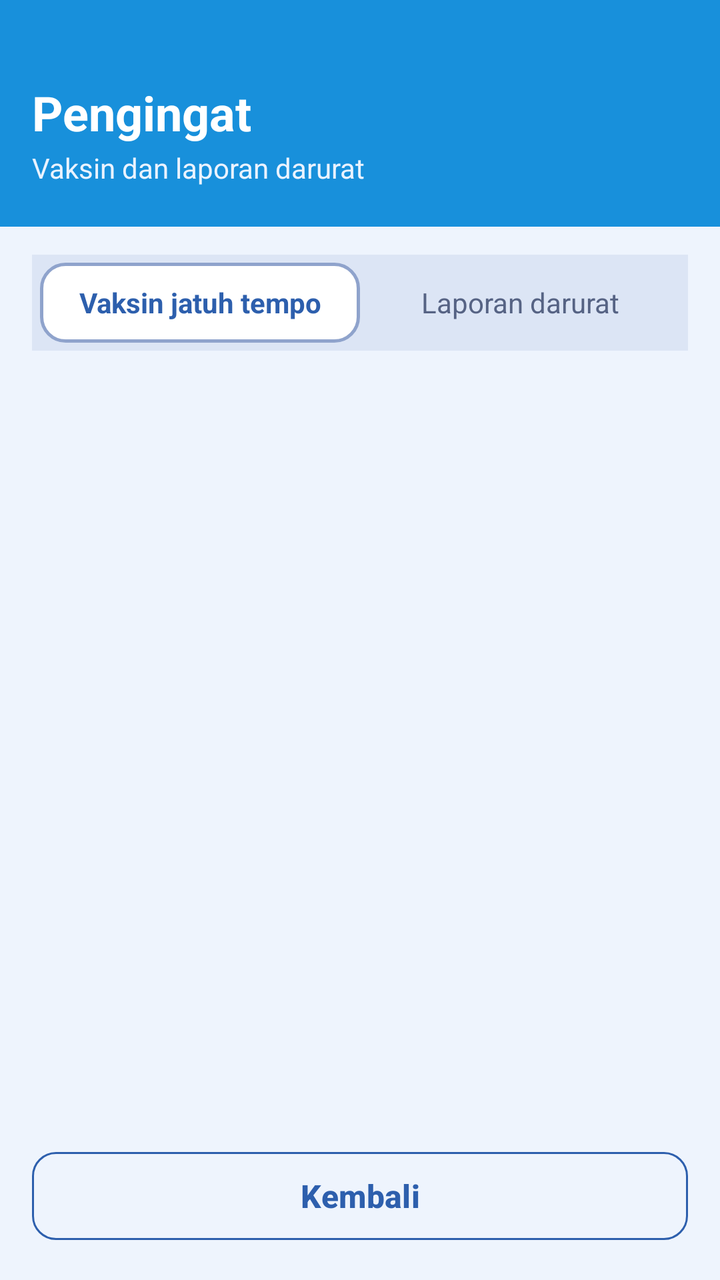
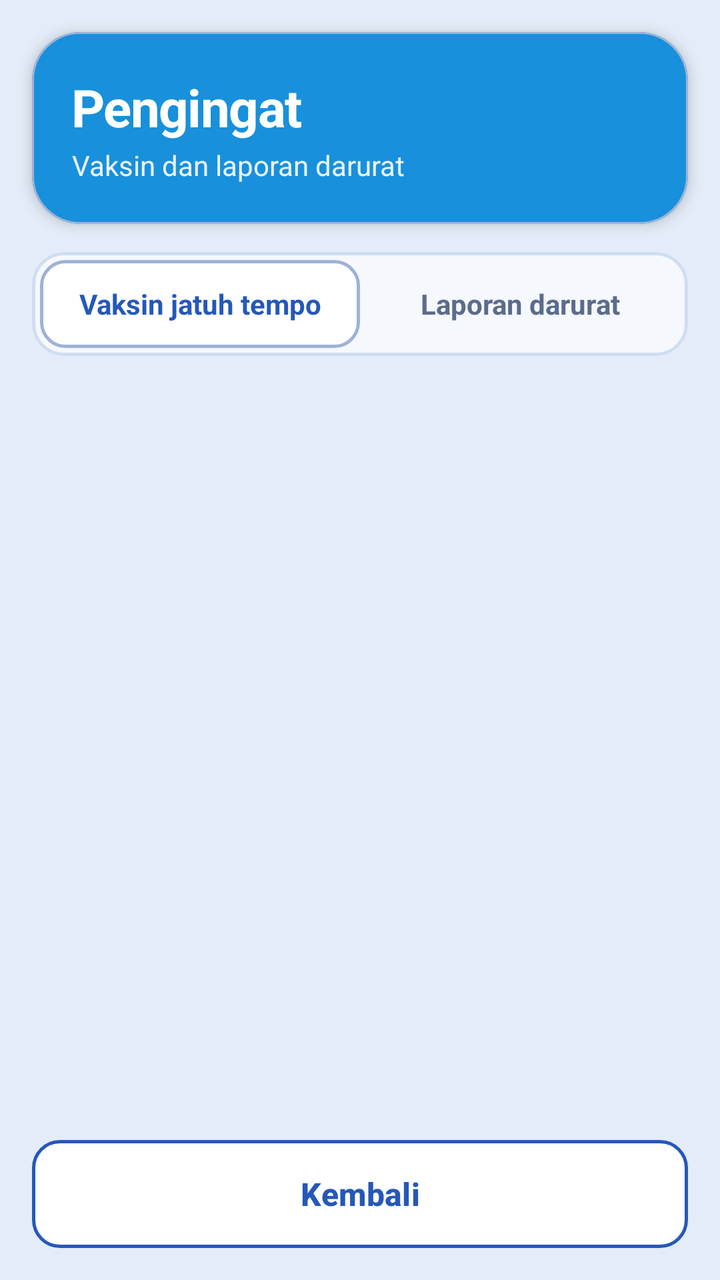

Before-and-after screenshots of an Android layout around one commit, followed by the original layout XML and the change that was made.
<!-- AndroidManifest.xml: application theme Theme.SiSapiMobile -->
<!-- res/layout/activity_reminder_list.xml -->
<?xml version="1.0" encoding="utf-8"?>
<LinearLayout xmlns:android="http://schemas.android.com/apk/res/android"
    xmlns:app="http://schemas.android.com/apk/res-auto"
    android:layout_width="match_parent"
    android:layout_height="match_parent"
    android:background="@color/mist"
    android:orientation="vertical">

    <LinearLayout
        android:layout_width="match_parent"
        android:layout_height="wrap_content"
        android:background="@color/sky"
        android:orientation="vertical"
        android:paddingStart="16dp"
        android:paddingTop="40dp"
        android:paddingEnd="16dp"
        android:paddingBottom="20dp">

        <TextView
            android:layout_width="wrap_content"
            android:layout_height="wrap_content"
            android:text="Pengingat"
            android:textColor="#FFFFFF"
            android:textSize="24sp"
            android:textStyle="bold" />

        <TextView
            android:layout_width="wrap_content"
            android:layout_height="wrap_content"
            android:layout_marginTop="2dp"
            android:text="Vaksin dan laporan darurat"
            android:textColor="#EAF3FF"
            android:textSize="14sp" />
    </LinearLayout>

    
    <LinearLayout
        android:layout_width="match_parent"
        android:layout_height="wrap_content"
        android:layout_marginStart="16dp"
        android:layout_marginTop="14dp"
        android:layout_marginEnd="16dp"
        android:background="#DCE5F5"
        android:orientation="horizontal"
        android:padding="4dp">

        <TextView
            android:id="@+id/tabVaccine"
            android:layout_width="0dp"
            android:layout_height="40dp"
            android:layout_weight="1"
            android:background="@drawable/bg_input"
            android:clickable="true"
            android:focusable="true"
            android:gravity="center"
            android:text="Vaksin jatuh tempo"
            android:textColor="@color/royal"
            android:textSize="14sp"
            android:textStyle="bold" />

        <TextView
            android:id="@+id/tabEmergency"
            android:layout_width="0dp"
            android:layout_height="40dp"
            android:layout_weight="1"
            android:clickable="true"
            android:focusable="true"
            android:gravity="center"
            android:text="Laporan darurat"
            android:textColor="@color/muted"
            android:textSize="14sp" />
    </LinearLayout>

    <ProgressBar
        android:id="@+id/progressBar"
        style="?android:attr/progressBarStyleSmall"
        android:layout_width="wrap_content"
        android:layout_height="wrap_content"
        android:layout_gravity="center_horizontal"
        android:layout_marginTop="24dp"
        android:visibility="gone" />

    <TextView
        android:id="@+id/tvEmpty"
        android:layout_width="match_parent"
        android:layout_height="wrap_content"
        android:gravity="center"
        android:padding="32dp"
        android:textColor="@color/muted"
        android:textSize="16sp"
        android:visibility="gone" />

    <TextView
        android:id="@+id/tvError"
        android:layout_width="match_parent"
        android:layout_height="wrap_content"
        android:layout_margin="16dp"
        android:background="@drawable/bg_error"
        android:padding="12dp"
        android:textColor="@color/danger"
        android:textSize="14sp"
        android:visibility="gone" />

    <androidx.recyclerview.widget.RecyclerView
        android:id="@+id/rvReminders"
        android:layout_width="match_parent"
        android:layout_height="0dp"
        android:layout_weight="1"
        android:clipToPadding="false"
        android:padding="10dp" />

    <com.google.android.material.button.MaterialButton
        android:id="@+id/btnRetry"
        style="@style/Widget.Material3.Button.OutlinedButton"
        android:layout_width="match_parent"
        android:layout_height="52dp"
        android:layout_margin="16dp"
        android:text="Coba lagi"
        android:textAllCaps="false"
        android:textColor="@color/royal"
        android:textSize="16sp"
        android:textStyle="bold"
        android:visibility="gone"
        app:cornerRadius="12dp"
        app:strokeColor="@color/royal" />

    <com.google.android.material.button.MaterialButton
        android:id="@+id/btnBack"
        style="@style/Widget.Material3.Button.OutlinedButton"
        android:layout_width="match_parent"
        android:layout_height="52dp"
        android:layout_margin="16dp"
        android:text="Kembali"
        android:textAllCaps="false"
        android:textColor="@color/royal"
        android:textSize="16sp"
        android:textStyle="bold"
        app:cornerRadius="12dp"
        app:strokeColor="@color/royal" />
</LinearLayout>
<!-- resources referenced by this layout -->
<resources>
  <color name="danger">#C62828</color>
  <color name="mist">#EEF4FD</color>
  <color name="muted">#566384</color>
  <color name="royal">#2D5FAD</color>
  <color name="sky">#1890DB</color>
  <!-- drawable bg_error (drawable) -->
  <?xml version="1.0" encoding="utf-8"?>
  <shape xmlns:android="http://schemas.android.com/apk/res/android">
      <solid android:color="#FDECEC" />
      <corners android:radius="10dp" />
  </shape>
  <!-- drawable bg_input (drawable) -->
  <?xml version="1.0" encoding="utf-8"?>
  <shape xmlns:android="http://schemas.android.com/apk/res/android">
      <solid android:color="#FFFFFF" />
      <stroke android:width="1.5dp" android:color="@color/line" />
      <corners android:radius="12dp" />
  </shape>
  <style name="Theme.SiSapiMobile" parent="Base.Theme.SiSapiMobile" />
  <color name="line">#8FA3CC</color>
  <style name="Base.Theme.SiSapiMobile" parent="Theme.Material3.DayNight.NoActionBar">
          <item name="android:windowOptOutEdgeToEdgeEnforcement" tools:targetApi="35">true</item>
      </style>
</resources>

<!-- the commit's change to res/layout/activity_reminder_list.xml (unified diff, before → after) -->
@@ -6,78 +6,104 @@
     android:background="@color/mist"
     android:orientation="vertical">
 
-    <LinearLayout
+    
+    <com.google.android.material.card.MaterialCardView
         android:layout_width="match_parent"
         android:layout_height="wrap_content"
-        android:background="@color/sky"
-        android:orientation="vertical"
-        android:paddingStart="16dp"
-        android:paddingTop="40dp"
-        android:paddingEnd="16dp"
-        android:paddingBottom="20dp">
+        android:layout_marginStart="16dp"
+        android:layout_marginTop="16dp"
+        android:layout_marginEnd="16dp"
+        app:cardBackgroundColor="@color/sky"
+        app:cardCornerRadius="24dp"
+        app:cardElevation="4dp"
+        app:strokeColor="@color/line"
+        app:strokeWidth="1dp">
 
-        <TextView
-            android:layout_width="wrap_content"
+        <LinearLayout
+            android:layout_width="match_parent"
             android:layout_height="wrap_content"
-            android:text="Pengingat"
-            android:textColor="#FFFFFF"
-            android:textSize="24sp"
-            android:textStyle="bold" />
+            android:orientation="vertical"
+            android:paddingStart="20dp"
+            android:paddingTop="20dp"
+            android:paddingEnd="20dp"
+            android:paddingBottom="20dp">
 
-        <TextView
-            android:layout_width="wrap_content"
-            android:layout_height="wrap_content"
-            android:layout_marginTop="2dp"
-            android:text="Vaksin dan laporan darurat"
-            android:textColor="#EAF3FF"
-            android:textSize="14sp" />
-    </LinearLayout>
+            <TextView
+                android:layout_width="wrap_content"
+                android:layout_height="wrap_content"
+                android:letterSpacing="-0.02"
+                android:text="Pengingat"
+                android:textColor="#FFFFFF"
+                android:textSize="26sp"
+                android:textStyle="bold" />
+
+            <TextView
+                android:layout_width="wrap_content"
+                android:layout_height="wrap_content"
+                android:layout_marginTop="2dp"
+                android:text="Vaksin dan laporan darurat"
+                android:textColor="#EAF3FF"
+                android:textSize="14sp" />
+        </LinearLayout>
+    </com.google.android.material.card.MaterialCardView>
 
     
-    <LinearLayout
+    <com.google.android.material.card.MaterialCardView
         android:layout_width="match_parent"
         android:layout_height="wrap_content"
         android:layout_marginStart="16dp"
         android:layout_marginTop="14dp"
         android:layout_marginEnd="16dp"
-        android:background="#DCE5F5"
-        android:orientation="horizontal"
-        android:padding="4dp">
+        app:cardBackgroundColor="@color/bento_input_bg"
+        app:cardCornerRadius="16dp"
+        app:cardElevation="0dp"
+        app:strokeColor="@color/bento_stroke"
+        app:strokeWidth="1.5dp">
 
-        <TextView
-            android:id="@+id/tabVaccine"
-            android:layout_width="0dp"
-            android:layout_height="40dp"
-            android:layout_weight="1"
-            android:background="@drawable/bg_input"
-            android:clickable="true"
-            android:focusable="true"
-            android:gravity="center"
-            android:text="Vaksin jatuh tempo"
-            android:textColor="@color/royal"
-            android:textSize="14sp"
-            android:textStyle="bold" />
+        <LinearLayout
+            android:layout_width="match_parent"
+            android:layout_height="wrap_content"
+            android:orientation="horizontal"
+            android:padding="4dp">
 
-        <TextView
-            android:id="@+id/tabEmergency"
-            android:layout_width="0dp"
-            android:layout_height="40dp"
-            android:layout_weight="1"
-            android:clickable="true"
-            android:focusable="true"
-            android:gravity="center"
-            android:text="Laporan darurat"
-            android:textColor="@color/muted"
-            android:textSize="14sp" />
-    </LinearLayout>
+            <TextView
+                android:id="@+id/tabVaccine"
+                android:layout_width="0dp"
+                android:layout_height="44dp"
+                android:layout_weight="1"
+                android:background="@drawable/bg_input"
+                android:clickable="true"
+                android:focusable="true"
+                android:gravity="center"
+                android:text="Vaksin jatuh tempo"
+                android:textColor="@color/royal"
+                android:textSize="14sp"
+                android:textStyle="bold" />
 
+            <TextView
+                android:id="@+id/tabEmergency"
+                android:layout_width="0dp"
+                android:layout_height="44dp"
+                android:layout_weight="1"
+                android:clickable="true"
+                android:focusable="true"
+                android:gravity="center"
+                android:text="Laporan darurat"
+                android:textColor="@color/muted"
+                android:textSize="14sp"
+                android:textStyle="bold" />
+        </LinearLayout>
+    </com.google.android.material.card.MaterialCardView>
+
+    
     <ProgressBar
         android:id="@+id/progressBar"
         style="?android:attr/progressBarStyleSmall"
-        android:layout_width="wrap_content"
-        android:layout_height="wrap_content"
+        android:layout_width="28dp"
+        android:layout_height="28dp"
         android:layout_gravity="center_horizontal"
         android:layout_marginTop="24dp"
+        android:indeterminateTint="@color/sky"
         android:visibility="gone" />
 
     <TextView
@@ -87,54 +113,74 @@
         android:gravity="center"
         android:padding="32dp"
         android:textColor="@color/muted"
-        android:textSize="16sp"
+        android:textSize="15sp"
         android:visibility="gone" />
 
     <TextView
         android:id="@+id/tvError"
         android:layout_width="match_parent"
         android:layout_height="wrap_content"
-        android:layout_margin="16dp"
+        android:layout_marginStart="16dp"
+        android:layout_marginTop="14dp"
+        android:layout_marginEnd="16dp"
         android:background="@drawable/bg_error"
-        android:padding="12dp"
+        android:padding="14dp"
         android:textColor="@color/danger"
         android:textSize="14sp"
+        android:textStyle="bold"
         android:visibility="gone" />
 
+    
     <androidx.recyclerview.widget.RecyclerView
         android:id="@+id/rvReminders"
         android:layout_width="match_parent"
         android:layout_height="0dp"
         android:layout_weight="1"
         android:clipToPadding="false"
-        android:padding="10dp" />
+        android:paddingStart="16dp"
+        android:paddingTop="10dp"
+        android:paddingEnd="16dp"
+        android:paddingBottom="10dp" />
 
+    
     <com.google.android.material.button.MaterialButton
         android:id="@+id/btnRetry"
         style="@style/Widget.Material3.Button.OutlinedButton"
         android:layout_width="match_parent"
-        android:layout_height="52dp"
-        android:layout_margin="16dp"
+        android:layout_height="54dp"
+        android:layout_marginStart="16dp"
+        android:layout_marginEnd="16dp"
+        android:layout_marginBottom="8dp"
+        android:insetTop="0dp"
+        android:insetBottom="0dp"
         android:text="Coba lagi"
         android:textAllCaps="false"
         android:textColor="@color/royal"
         android:textSize="16sp"
         android:textStyle="bold"
         android:visibility="gone"
-        app:cornerRadius="12dp"
-        app:strokeColor="@color/royal" />
+        app:backgroundTint="@color/bento_surface"
+        app:cornerRadius="14dp"
+        app:strokeColor="@color/royal"
+        app:strokeWidth="1.5dp" />
 
     <com.google.android.material.button.MaterialButton
         android:id="@+id/btnBack"
         style="@style/Widget.Material3.Button.OutlinedButton"
         android:layout_width="match_parent"
-        android:layout_height="52dp"
-        android:layout_margin="16dp"
+        android:layout_height="54dp"
+        android:layout_marginStart="16dp"
+        android:layout_marginEnd="16dp"
+        android:layout_marginBottom="16dp"
+        android:insetTop="0dp"
+        android:insetBottom="0dp"
         android:text="Kembali"
         android:textAllCaps="false"
         android:textColor="@color/royal"
         android:textSize="16sp"
         android:textStyle="bold"
-        app:cornerRadius="12dp"
-        app:strokeColor="@color/royal" />
+        app:backgroundTint="@color/bento_surface"
+        app:cornerRadius="14dp"
+        app:strokeColor="@color/royal"
+        app:strokeWidth="1.5dp" />
 </LinearLayout>
<!-- resource entries referenced after the edit -->
@@ -1,9 +1,12 @@
 <!-- resources referenced by this layout -->
 <resources>
-  <color name="danger">#C62828</color>
-  <color name="mist">#EEF4FD</color>
-  <color name="muted">#566384</color>
-  <color name="royal">#2D5FAD</color>
+  <color name="bento_input_bg">#F5F8FD</color>
+  <color name="bento_stroke">#CFDDF2</color>
+  <color name="bento_surface">#FFFFFF</color>
+  <color name="danger">#D32F2F</color>
+  <color name="mist">#E3ECF8</color>
+  <color name="muted">#5B6B8C</color>
+  <color name="royal">#2558B8</color>
   <color name="sky">#1890DB</color>
   <!-- drawable bg_error (drawable) -->
   <?xml version="1.0" encoding="utf-8"?>
@@ -19,7 +22,7 @@
       <corners android:radius="12dp" />
   </shape>
   <style name="Theme.SiSapiMobile" parent="Base.Theme.SiSapiMobile" />
-  <color name="line">#8FA3CC</color>
+  <color name="line">#9EB2D8</color>
   <style name="Base.Theme.SiSapiMobile" parent="Theme.Material3.DayNight.NoActionBar">
           <item name="android:windowOptOutEdgeToEdgeEnforcement" tools:targetApi="35">true</item>
       </style>
